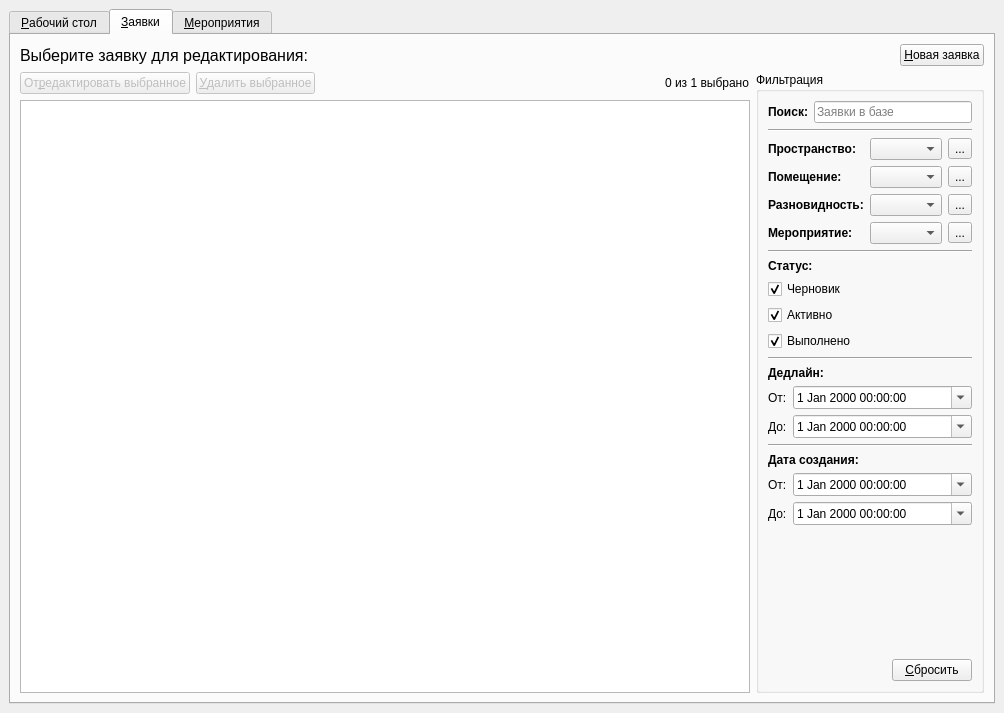
Before: the Qt Designer form app/ui/main_window.ui in NTO-2nd-stage-ABP/ccms, drawn with Qt 5.
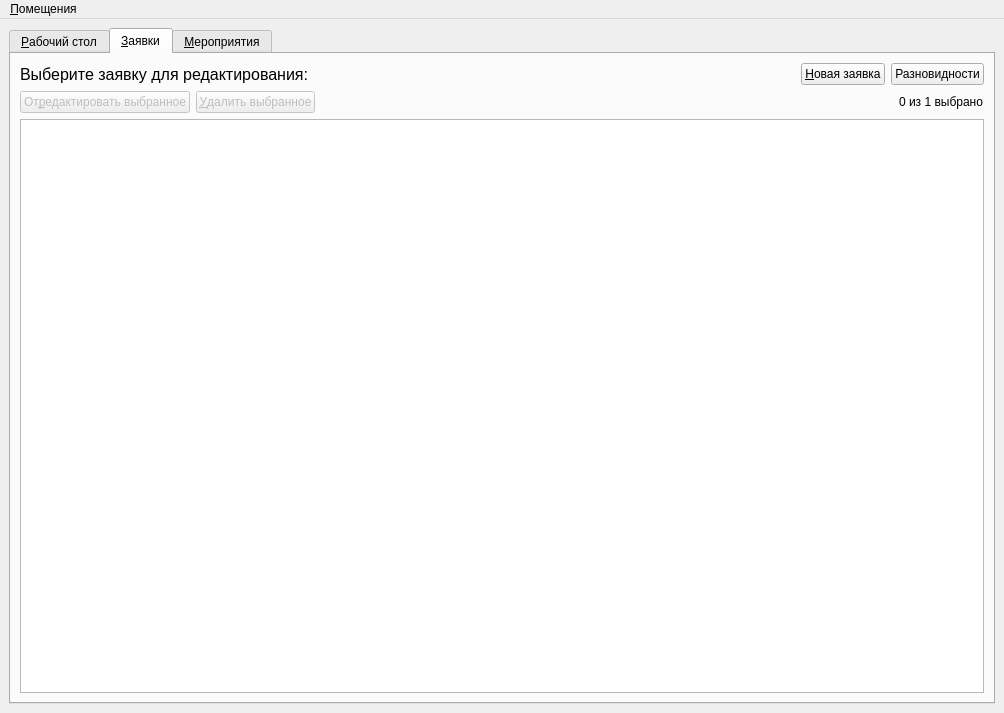
After: the same form once the commit is applied. The open tabs and pages were chosen to show the change. Icons and pictures are not drawn.

Commit message: Make it work

Diff of the .ui file:
```diff
--- a/app/ui/main_window.ui
+++ b/app/ui/main_window.ui
@@ -487,6 +487,17 @@
             </property>
            </widget>
           </item>
+          <item>
+           <widget class="QPushButton" name="worksTypeMaximizePushButton">
+            <property name="text">
+             <string>Разновидности</string>
+            </property>
+            <property name="icon">
+             <iconset>
+              <normaloff>resourses/maximize.png</normaloff>resourses/maximize.png</iconset>
+            </property>
+           </widget>
+          </item>
          </layout>
         </item>
         <item row="2" column="0">
@@ -569,369 +580,6 @@
             </item>
            </layout>
           </item>
-          <item>
-           <widget class="QGroupBox" name="groupBox_2">
-            <property name="sizePolicy">
-             <sizepolicy hsizetype="Maximum" vsizetype="Expanding">
-              <horstretch>0</horstretch>
-              <verstretch>0</verstretch>
-             </sizepolicy>
-            </property>
-            <property name="title">
-             <string>Фильтрация</string>
-            </property>
-            <layout class="QVBoxLayout" name="verticalLayout_9">
-             <item>
-              <layout class="QHBoxLayout" name="horizontalLayout_15">
-               <item>
-                <widget class="QLabel" name="label_18">
-                 <property name="font">
-                  <font>
-                   <bold>true</bold>
-                  </font>
-                 </property>
-                 <property name="text">
-                  <string>Поиск:</string>
-                 </property>
-                </widget>
-               </item>
-               <item>
-                <widget class="QLineEdit" name="lineEdit_2">
-                 <property name="text">
-                  <string/>
-                 </property>
-                 <property name="placeholderText">
-                  <string>Заявки в базе</string>
-                 </property>
-                 <property name="clearButtonEnabled">
-                  <bool>true</bool>
-                 </property>
-                </widget>
-               </item>
-              </layout>
-             </item>
-             <item>
-              <widget class="Line" name="line_4">
-               <property name="orientation">
-                <enum>Qt::Horizontal</enum>
-               </property>
-              </widget>
-             </item>
-             <item>
-              <layout class="QFormLayout" name="formLayout_2">
-               <item row="0" column="0">
-                <widget class="QLabel" name="label_17">
-                 <property name="font">
-                  <font>
-                   <bold>true</bold>
-                  </font>
-                 </property>
-                 <property name="text">
-                  <string>Пространство:</string>
-                 </property>
-                </widget>
-               </item>
-               <item row="0" column="1">
-                <layout class="QHBoxLayout" name="horizontalLayout_4">
-                 <item>
-                  <widget class="QComboBox" name="comboBox"/>
-                 </item>
-                 <item>
-                  <widget class="QToolButton" name="toolButton_6">
-                   <property name="text">
-                    <string>...</string>
-                   </property>
-                   <property name="icon">
-                    <iconset>
-                     <normaloff>resourses/question.png</normaloff>resourses/question.png</iconset>
-                   </property>
-                  </widget>
-                 </item>
-                </layout>
-               </item>
-               <item row="1" column="0">
-                <widget class="QLabel" name="label_7">
-                 <property name="font">
-                  <font>
-                   <bold>true</bold>
-                  </font>
-                 </property>
-                 <property name="text">
-                  <string>Помещение:</string>
-                 </property>
-                </widget>
-               </item>
-               <item row="1" column="1">
-                <layout class="QHBoxLayout" name="horizontalLayout_11">
-                 <item>
-                  <widget class="QComboBox" name="comboBox_6"/>
-                 </item>
-                 <item>
-                  <widget class="QToolButton" name="roomsMaximizeToolButton_2">
-                   <property name="text">
-                    <string>...</string>
-                   </property>
-                   <property name="icon">
-                    <iconset>
-                     <normaloff>resourses/maximize.png</normaloff>resourses/maximize.png</iconset>
-                   </property>
-                  </widget>
-                 </item>
-                </layout>
-               </item>
-               <item row="2" column="0">
-                <widget class="QLabel" name="label_4">
-                 <property name="font">
-                  <font>
-                   <bold>true</bold>
-                  </font>
-                 </property>
-                 <property name="text">
-                  <string>Разновидность:</string>
-                 </property>
-                </widget>
-               </item>
-               <item row="2" column="1">
-                <layout class="QHBoxLayout" name="horizontalLayout_10">
-                 <item>
-                  <widget class="QComboBox" name="comboBox_5"/>
-                 </item>
-                 <item>
-                  <widget class="QToolButton" name="worksTypeMaximizeToolButton">
-                   <property name="text">
-                    <string>...</string>
-                   </property>
-                   <property name="icon">
-                    <iconset>
-                     <normaloff>resourses/maximize.png</normaloff>resourses/maximize.png</iconset>
-                   </property>
-                  </widget>
-                 </item>
-                </layout>
-               </item>
-               <item row="3" column="0">
-                <widget class="QLabel" name="label_8">
-                 <property name="font">
-                  <font>
-                   <bold>true</bold>
-                  </font>
-                 </property>
-                 <property name="text">
-                  <string>Мероприятие:</string>
-                 </property>
-                </widget>
-               </item>
-               <item row="3" column="1">
-                <layout class="QHBoxLayout" name="horizontalLayout_13">
-                 <item>
-                  <widget class="QComboBox" name="comboBox_7"/>
-                 </item>
-                 <item>
-                  <widget class="QToolButton" name="toolButton_5">
-                   <property name="text">
-                    <string>...</string>
-                   </property>
-                   <property name="icon">
-                    <iconset theme="0">
-                     <normaloff>resourses/maximize.png</normaloff>resourses/maximize.png</iconset>
-                   </property>
-                  </widget>
-                 </item>
-                </layout>
-               </item>
-              </layout>
-             </item>
-             <item>
-              <widget class="Line" name="line">
-               <property name="orientation">
-                <enum>Qt::Horizontal</enum>
-               </property>
-              </widget>
-             </item>
-             <item>
-              <widget class="QLabel" name="label_9">
-               <property name="font">
-                <font>
-                 <bold>true</bold>
-                </font>
-               </property>
-               <property name="text">
-                <string>Статус:</string>
-               </property>
-              </widget>
-             </item>
-             <item>
-              <widget class="QCheckBox" name="checkBox_3">
-               <property name="text">
-                <string>Черновик</string>
-               </property>
-               <property name="checked">
-                <bool>true</bool>
-               </property>
-              </widget>
-             </item>
-             <item>
-              <widget class="QCheckBox" name="checkBox_2">
-               <property name="text">
-                <string>Активно</string>
-               </property>
-               <property name="checked">
-                <bool>true</bool>
-               </property>
-              </widget>
-             </item>
-             <item>
-              <widget class="QCheckBox" name="checkBox_4">
-               <property name="text">
-                <string>Выполнено</string>
-               </property>
-               <property name="checked">
-                <bool>true</bool>
-               </property>
-              </widget>
-             </item>
-             <item>
-              <widget class="Line" name="line_2">
-               <property name="orientation">
-                <enum>Qt::Horizontal</enum>
-               </property>
-              </widget>
-             </item>
-             <item>
-              <widget class="QLabel" name="label_10">
-               <property name="font">
-                <font>
-                 <bold>true</bold>
-                </font>
-               </property>
-               <property name="text">
-                <string>Дедлайн:</string>
-               </property>
-              </widget>
-             </item>
-             <item>
-              <layout class="QFormLayout" name="formLayout_3">
-               <item row="0" column="0">
-                <widget class="QLabel" name="label_11">
-                 <property name="text">
-                  <string>От:</string>
-                 </property>
-                </widget>
-               </item>
-               <item row="0" column="1">
-                <widget class="QDateTimeEdit" name="dateTimeEdit">
-                 <property name="calendarPopup">
-                  <bool>true</bool>
-                 </property>
-                </widget>
-               </item>
-               <item row="1" column="1">
-                <widget class="QDateTimeEdit" name="dateTimeEdit_2">
-                 <property name="calendarPopup">
-                  <bool>true</bool>
-                 </property>
-                </widget>
-               </item>
-               <item row="1" column="0">
-                <widget class="QLabel" name="label_12">
-                 <property name="text">
-                  <string>До:</string>
-                 </property>
-                </widget>
-               </item>
-              </layout>
-             </item>
-             <item>
-              <widget class="Line" name="line_3">
-               <property name="orientation">
-                <enum>Qt::Horizontal</enum>
-               </property>
-              </widget>
-             </item>
-             <item>
-              <widget class="QLabel" name="label_13">
-               <property name="font">
-                <font>
-                 <bold>true</bold>
-                </font>
-               </property>
-               <property name="text">
-                <string>Дата создания:</string>
-               </property>
-              </widget>
-             </item>
-             <item>
-              <layout class="QFormLayout" name="formLayout_4">
-               <item row="1" column="0">
-                <widget class="QLabel" name="label_14">
-                 <property name="text">
-                  <string>До:</string>
-                 </property>
-                </widget>
-               </item>
-               <item row="0" column="0">
-                <widget class="QLabel" name="label_15">
-                 <property name="text">
-                  <string>От:</string>
-                 </property>
-                </widget>
-               </item>
-               <item row="0" column="1">
-                <widget class="QDateTimeEdit" name="dateTimeEdit_3">
-                 <property name="calendarPopup">
-                  <bool>true</bool>
-                 </property>
-                </widget>
-               </item>
-               <item row="1" column="1">
-                <widget class="QDateTimeEdit" name="dateTimeEdit_4">
-                 <property name="calendarPopup">
-                  <bool>true</bool>
-                 </property>
-                </widget>
-               </item>
-              </layout>
-             </item>
-             <item>
-              <spacer name="verticalSpacer_2">
-               <property name="orientation">
-                <enum>Qt::Vertical</enum>
-               </property>
-               <property name="sizeHint" stdset="0">
-                <size>
-                 <width>20</width>
-                 <height>40</height>
-                </size>
-               </property>
-              </spacer>
-             </item>
-             <item>
-              <layout class="QHBoxLayout" name="horizontalLayout_12">
-               <item>
-                <spacer name="horizontalSpacer_4">
-                 <property name="orientation">
-                  <enum>Qt::Horizontal</enum>
-                 </property>
-                 <property name="sizeHint" stdset="0">
-                  <size>
-                   <width>40</width>
-                   <height>20</height>
-                  </size>
-                 </property>
-                </spacer>
-               </item>
-               <item>
-                <widget class="QPushButton" name="pushButton_7">
-                 <property name="text">
-                  <string>&amp;Сбросить</string>
-                 </property>
-                </widget>
-               </item>
-              </layout>
-             </item>
-            </layout>
-           </widget>
-          </item>
          </layout>
         </item>
        </layout>
@@ -1403,6 +1051,23 @@
     </item>
    </layout>
   </widget>
+  <widget class="QMenuBar" name="menuBar">
+   <property name="geometry">
+    <rect>
+     <x>0</x>
+     <y>0</y>
+     <width>1004</width>
+     <height>22</height>
+    </rect>
+   </property>
+   <widget class="QMenu" name="menu">
+    <property name="title">
+     <string>&amp;Помещения</string>
+    </property>
+    <addaction name="action_2"/>
+   </widget>
+   <addaction name="menu"/>
+  </widget>
   <action name="action">
    <property name="icon">
     <iconset>
```
Left out of the diff: 713 changed lines with no effect on the pictures. The commit also changes 2 other files.
